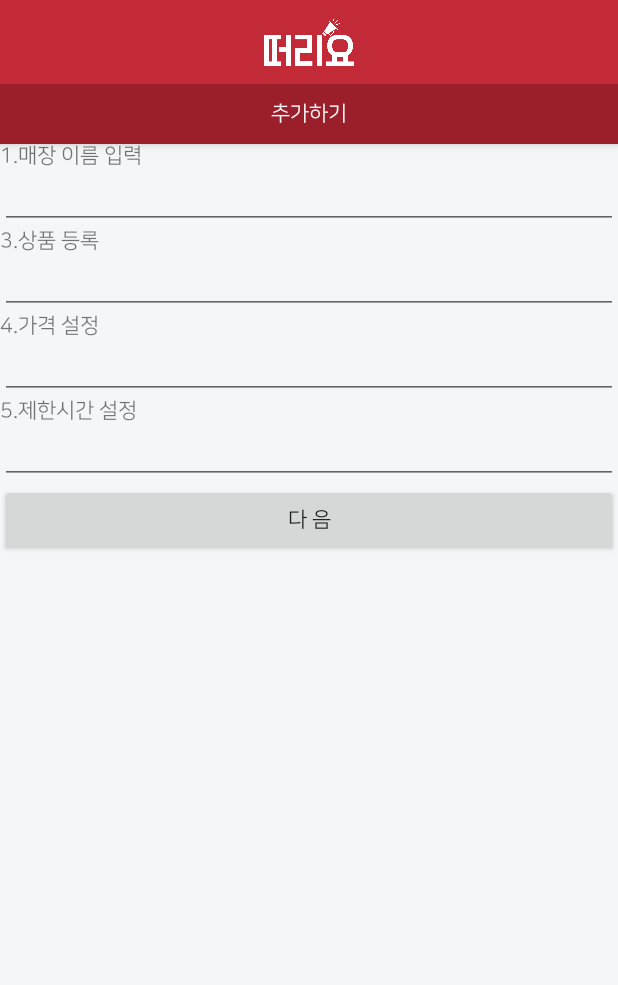
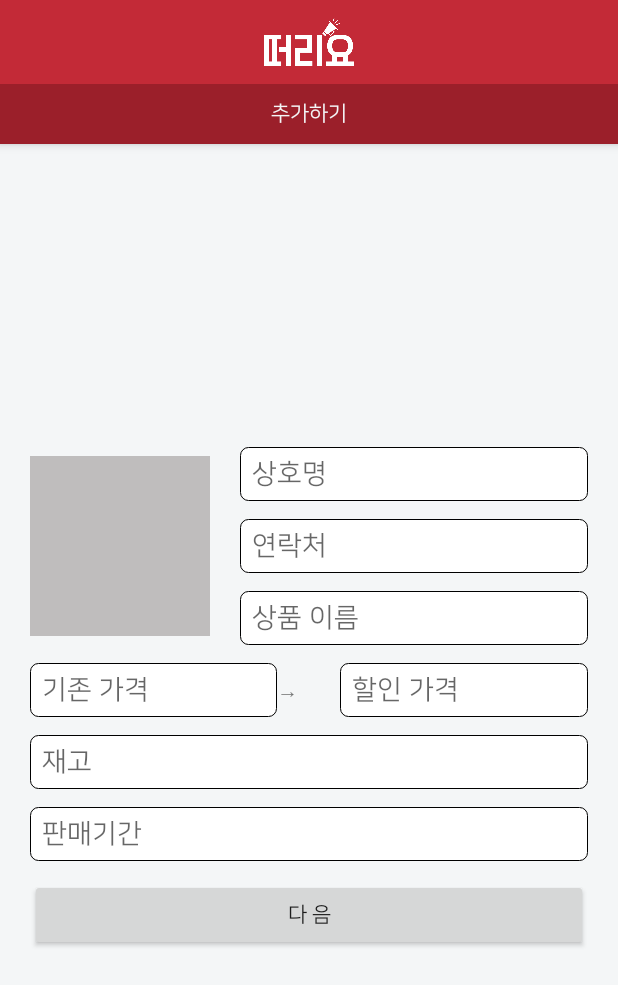
Before and after one commit to ZZANZU/TTURIYO_android, an Android app: the fragment SellerProductRegisterFragment placed in its activity, on a phone screen of 412 x 824 dp. Shown: the top 985 px of the screen. Run offline under Robolectric (Android 15) with nearby library versions, the phone set to English and light mode, and no system bars; our stand-ins replace RxJava; libraries missing offline, so code that uses them is left out: com.jakewharton.rxbinding2; 3 statements that could not run were skipped.

Commit message:
Change seller's product registering fragment design

```diff
--- a/app/src/main/java/io/github/tturiyo/tturiyo_android/ui/seller/SellerProductRegisterFragment.kt
+++ b/app/src/main/java/io/github/tturiyo/tturiyo_android/ui/seller/SellerProductRegisterFragment.kt
@@ -5,20 +5,14 @@ import android.support.v4.app.Fragment
 import android.view.LayoutInflater
 import android.view.View
 import android.view.ViewGroup
-import com.google.firebase.database.DatabaseReference
-import com.google.firebase.database.FirebaseDatabase
 import com.jakewharton.rxbinding2.view.RxView
 import com.jakewharton.rxbinding2.widget.RxTextView
 import io.github.tturiyo.base.debug.Log
 import io.github.tturiyo.base.ui.BaseNavigator
 import io.github.tturiyo.tturiyo_android.R
-import io.github.tturiyo.tturiyo_android.data.domain.Location
 import io.reactivex.Observable
-import kotlinx.android.synthetic.main.fragment_seller_register.*
 import io.reactivex.disposables.CompositeDisposable
-import io.github.tturiyo.tturiyo_android.data.file.getUuid
 import io.github.tturiyo.tturiyo_android.ui.seller.map.MapFragment
-import io.github.tturiyo.tturiyo_android.ui.seller.products.ProductListFragment
 import kotlinx.android.synthetic.main.activity_seller.*
 import kotlinx.android.synthetic.main.fragment_seller_register.view.*
 
@@ -71,16 +65,16 @@ class SellerProductRegisterFragment: Fragment() {
         )
 
         disposables.add(
-                RxView.clicks(inflatedView.btn_submit)
+                RxView.clicks(inflatedView.btn_next)
                         .subscribe {
-                            initFragment()
+                            changeFragment()
                         }
         )
 
         activity!!.seller_toolbar_tv.setText("추가하기")
     }
 
-    private fun initFragment() {
+    private fun changeFragment() {
         BaseNavigator.gotoFragmentWithBackstack(this, MapFragment::class.java)
     }
 
--- /dev/null
+++ b/app/src/main/res/layout/edittext_rounded_border.xml
@@ -0,0 +1,14 @@
+<?xml version="1.0" encoding="utf-8"?>
+<selector
+    xmlns:android="http://schemas.android.com/apk/res/android" android:layout_width="match_parent"
+    android:layout_height="match_parent">
+
+    <item>
+        <shape android:shape="rectangle">
+            <corners android:radius="5dp" />
+            <solid android:color="#ffffff"/>
+            <stroke
+                android:width="0.5dp" />
+        </shape>
+    </item>
+</selector>
--- a/app/src/main/res/layout/fragment_seller_register.xml
+++ b/app/src/main/res/layout/fragment_seller_register.xml
@@ -7,67 +7,159 @@
     android:layout_height="match_parent"
     android:orientation="vertical"
     android:background="@color/white"
-    tools:context=".ui.seller.SellerActivity"
+    android:paddingLeft="20dp"
+    android:paddingRight="20dp"
+    android:gravity="center"
+    tools:context=".ui.seller.SellerProductRegisterFragment"
     >
 
-    <TextView
-        android:layout_width="wrap_content"
+    <LinearLayout
+        android:layout_width="match_parent"
         android:layout_height="wrap_content"
-        android:text="1.매장 이름 입력"
-        android:fontFamily="@font/nanumsquareregular"
+        android:orientation="horizontal"
+        >
+
+        <!--가게 이미지-->
+        <ImageView
+            android:layout_width="120dp"
+            android:layout_height="120dp"
+            android:background="@color/grey"
+            android:layout_gravity="center_vertical"
             />
 
+        <LinearLayout
+            android:layout_width="match_parent"
+            android:layout_height="wrap_content"
+            android:orientation="vertical"
+            android:gravity="center"
+            android:paddingLeft="20dp"
+            >
+
+            <!--가게 이름, 상호명-->
             <EditText
                 android:id="@+id/et_companyname"
                 android:layout_width="match_parent"
                 android:layout_height="wrap_content"
+                android:paddingTop="8dp"
+                android:paddingBottom="8dp"
+                android:paddingLeft="8dp"
+                android:layout_marginTop="@dimen/edittext_interval"
+                android:layout_marginBottom="@dimen/edittext_interval"
+                android:background="@layout/edittext_rounded_border"
+                android:hint="상호명"
                 android:fontFamily="@font/nanumsquareregular"
+                />
+
+            <!--연락처-->
+            <EditText
+                android:id="@+id/et_companycontact"
+                android:layout_width="match_parent"
+                android:layout_height="wrap_content"
+                android:paddingTop="8dp"
+                android:paddingBottom="8dp"
+                android:paddingLeft="8dp"
+                android:layout_marginBottom="@dimen/edittext_interval"
+                android:background="@layout/edittext_rounded_border"
+                android:hint="연락처"
+                android:fontFamily="@font/nanumsquareregular"
+                />
+
+            <!--상품 이름-->
+            <EditText
+                android:id="@+id/et_productname"
+                android:layout_width="match_parent"
+                android:layout_height="wrap_content"
+                android:paddingTop="8dp"
+                android:paddingBottom="8dp"
+                android:paddingLeft="8dp"
+                android:layout_marginBottom="@dimen/edittext_interval"
+                android:background="@layout/edittext_rounded_border"
+                android:hint="상품 이름"
+                android:fontFamily="@font/nanumsquareregular"
+                />
+
+
+        </LinearLayout>
+
+    </LinearLayout>
+
+    <LinearLayout
+        android:layout_width="match_parent"
+        android:layout_height="wrap_content"
+        android:orientation="horizontal"
+        android:gravity="center"
+        android:layout_marginBottom="@dimen/edittext_interval"
+        android:weightSum="7"
+        >
+
+        <!--기존 가격-->
+        <EditText
+            android:id="@+id/et_productpricebefore"
+            android:layout_width="wrap_content"
+            android:layout_height="wrap_content"
+            android:paddingTop="8dp"
+            android:paddingBottom="8dp"
+            android:paddingLeft="8dp"
+            android:background="@layout/edittext_rounded_border"
+            android:hint="기존 가격"
+            android:fontFamily="@font/nanumsquareregular"
+            android:layout_weight="3"
             />
 
         <TextView
             android:layout_width="wrap_content"
             android:layout_height="wrap_content"
-        android:text="3.상품 등록"
+            android:text="→"
+            android:gravity="center_vertical"
+            android:layout_weight="1"
+            />
+
+        <!--할인 가격-->
+        <EditText
+            android:id="@+id/et_productpriceafter"
+            android:layout_width="wrap_content"
+            android:layout_height="wrap_content"
+            android:paddingTop="8dp"
+            android:paddingBottom="8dp"
+            android:paddingLeft="8dp"
+            android:background="@layout/edittext_rounded_border"
+            android:hint="할인 가격"
+            android:fontFamily="@font/nanumsquareregular"
+            android:layout_weight="3"
+            />
+
+    </LinearLayout>
+
+    <!--재고-->
+    <EditText
+        android:id="@+id/et_productsurplus"
+        android:layout_width="match_parent"
+        android:layout_height="wrap_content"
+        android:paddingTop="8dp"
+        android:paddingBottom="8dp"
+        android:paddingLeft="8dp"
+        android:layout_marginBottom="@dimen/edittext_interval"
+        android:background="@layout/edittext_rounded_border"
+        android:hint="재고"
         android:fontFamily="@font/nanumsquareregular"
         />
 
-    <EditText
-        android:id="@+id/et_productname"
-        android:layout_width="match_parent"
-        android:layout_height="wrap_content"
-        android:fontFamily="@font/nanumsquareregular"
-        />
-
-    <TextView
-        android:layout_width="wrap_content"
-        android:layout_height="wrap_content"
-        android:text="4.가격 설정"
-        android:fontFamily="@font/nanumsquareregular"
-        />
-
-    <EditText
-        android:id="@+id/et_productpriceafter"
-        android:layout_width="match_parent"
-        android:layout_height="wrap_content"
-        android:fontFamily="@font/nanumsquareregular"
-        />
-
-    <TextView
-        android:layout_width="wrap_content"
-        android:layout_height="wrap_content"
-        android:text="5.제한시간 설정"
-        android:fontFamily="@font/nanumsquareregular"
-        />
-
+    <!--판매기간-->
     <EditText
         android:id="@+id/et_productdue"
         android:layout_width="match_parent"
         android:layout_height="wrap_content"
+        android:paddingTop="8dp"
+        android:paddingBottom="8dp"
+        android:paddingLeft="8dp"
+        android:layout_marginBottom="@dimen/edittext_interval"
+        android:background="@layout/edittext_rounded_border"
+        android:hint="판매기간"
         android:fontFamily="@font/nanumsquareregular"
         />
 
     <Button
-        android:id="@+id/btn_submit"
+        android:id="@+id/btn_next"
         android:layout_width="match_parent"
         android:layout_height="wrap_content"
         android:text="다 음"
--- /dev/null
+++ b/app/src/main/res/values/dimens.xml
@@ -0,0 +1,4 @@
+<?xml version="1.0" encoding="utf-8"?>
+<resources>
+    <dimen name="edittext_interval">12dp</dimen>
+</resources>
```
Lines whose indentation alone changed are shown as unchanged.
